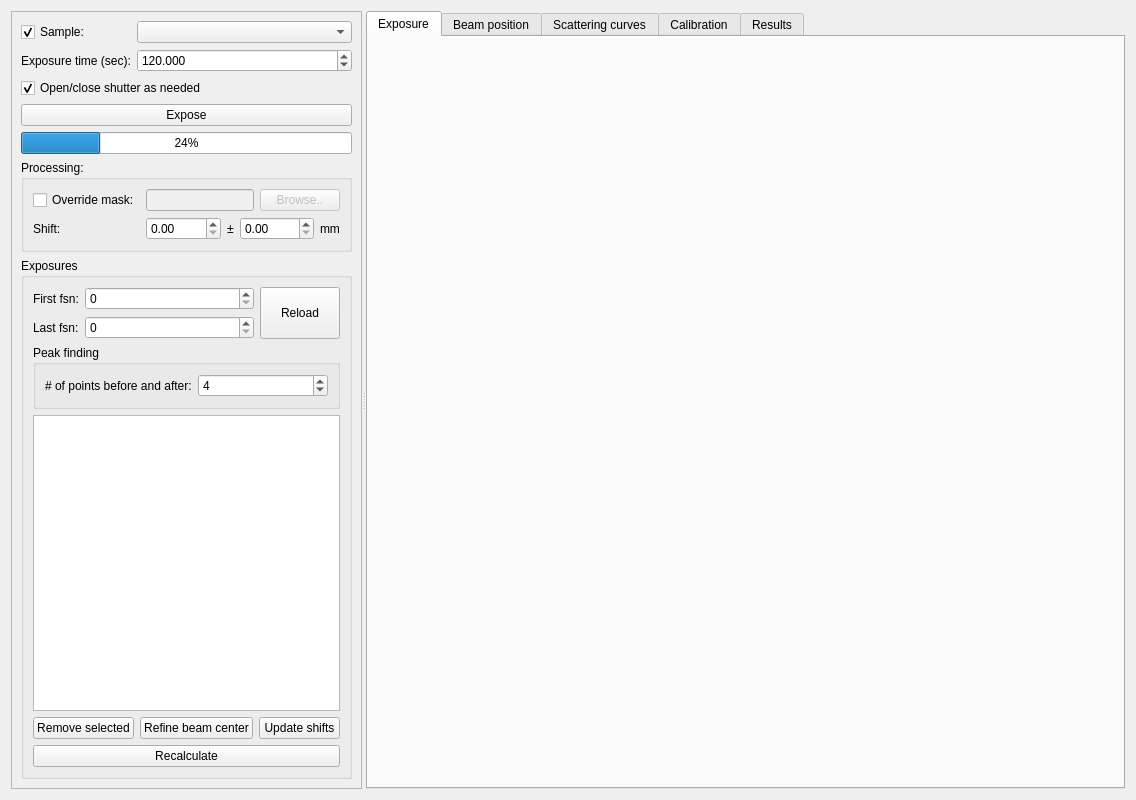
Qt form cct/qtgui/measurement/qcalibration/qcalibration.ui (awacha/cct) before a commit.
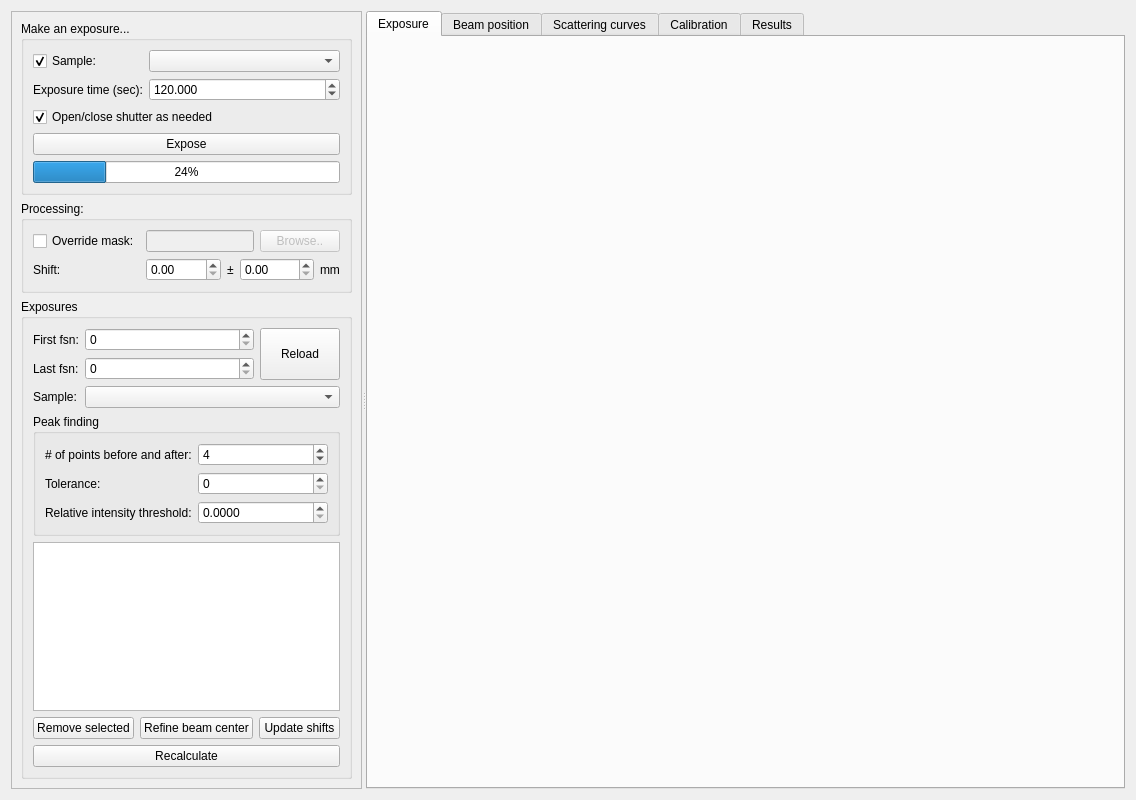
The same form after that commit.

Commit message: Improvements in the q calibration tool

```diff
--- a/cct/qtgui/measurement/qcalibration/qcalibration.ui
+++ b/cct/qtgui/measurement/qcalibration/qcalibration.ui
@@ -27,63 +27,7 @@
        <enum>QFrame::Raised</enum>
       </property>
       <layout class="QGridLayout" name="gridLayout_3">
-       <item row="0" column="1">
-        <widget class="QComboBox" name="sampleComboBox">
-         <property name="sizePolicy">
-          <sizepolicy hsizetype="Preferred" vsizetype="Fixed">
-           <horstretch>1</horstretch>
-           <verstretch>0</verstretch>
-          </sizepolicy>
-         </property>
-        </widget>
-       </item>
-       <item row="1" column="1">
-        <widget class="QDoubleSpinBox" name="exposureTimeDoubleSpinBox">
-         <property name="sizePolicy">
-          <sizepolicy hsizetype="Minimum" vsizetype="Fixed">
-           <horstretch>1</horstretch>
-           <verstretch>0</verstretch>
-          </sizepolicy>
-         </property>
-         <property name="decimals">
-          <number>3</number>
-         </property>
-         <property name="minimum">
-          <double>0.003000000000000</double>
-         </property>
-         <property name="maximum">
-          <double>100000.000000000000000</double>
-         </property>
-         <property name="value">
-          <double>120.000000000000000</double>
-         </property>
-        </widget>
-       </item>
-       <item row="4" column="0" colspan="2">
-        <widget class="QPushButton" name="exposePushButton">
-         <property name="text">
-          <string>Expose</string>
-         </property>
-        </widget>
-       </item>
-       <item row="1" column="0">
-        <widget class="QLabel" name="label_8">
-         <property name="text">
-          <string>Exposure time (sec):</string>
-         </property>
-        </widget>
-       </item>
-       <item row="0" column="0">
-        <widget class="QCheckBox" name="sampleCheckBox">
-         <property name="text">
-          <string>Sample:</string>
-         </property>
-         <property name="checked">
-          <bool>true</bool>
-         </property>
-        </widget>
-       </item>
-       <item row="7" column="0" colspan="2">
+       <item row="8" column="0" colspan="2">
         <widget class="QGroupBox" name="exposuresGroupBox">
          <property name="sizePolicy">
           <sizepolicy hsizetype="Preferred" vsizetype="Preferred">
@@ -96,44 +40,23 @@
          </property>
          <layout class="QGridLayout" name="gridLayout_2">
           <item row="7" column="0" colspan="3">
-           <layout class="QHBoxLayout" name="horizontalLayout_3">
-            <item>
-             <widget class="QPushButton" name="removeSelectedExposurePushButton">
-              <property name="text">
-               <string>Remove selected</string>
-              </property>
-             </widget>
-            </item>
-            <item>
-             <widget class="QPushButton" name="refineBeamCenterPushButton">
-              <property name="text">
-               <string>Refine beam center</string>
-              </property>
-             </widget>
-            </item>
-            <item>
-             <widget class="QPushButton" name="updateShiftsPushButton">
-              <property name="text">
-               <string>Update shifts</string>
-              </property>
-             </widget>
-            </item>
-           </layout>
+           <widget class="QPushButton" name="updateMeasurementsPushButton">
+            <property name="text">
+             <string>Recalculate</string>
+            </property>
+           </widget>
           </item>
-          <item row="0" column="2" rowspan="2">
-           <widget class="QPushButton" name="reloadExposuresPushButton">
+          <item row="5" column="0" colspan="3">
+           <widget class="QTreeView" name="exposuresTreeView">
             <property name="sizePolicy">
-             <sizepolicy hsizetype="Minimum" vsizetype="Minimum">
+             <sizepolicy hsizetype="Expanding" vsizetype="Expanding">
               <horstretch>0</horstretch>
-              <verstretch>0</verstretch>
+              <verstretch>1</verstretch>
              </sizepolicy>
             </property>
-            <property name="text">
-             <string>Reload</string>
-            </property>
            </widget>
           </item>
-          <item row="4" column="0" colspan="3">
+          <item row="3" column="0" colspan="3">
            <widget class="QGroupBox" name="groupBox">
             <property name="title">
              <string>Peak finding</string>
@@ -156,9 +79,68 @@
                </property>
               </widget>
              </item>
+             <item row="2" column="0">
+              <widget class="QLabel" name="label_14">
+               <property name="text">
+                <string>Relative intensity threshold:</string>
+               </property>
+              </widget>
+             </item>
+             <item row="2" column="1">
+              <widget class="QDoubleSpinBox" name="peakFindThresholdDoubleSpinBox">
+               <property name="decimals">
+                <number>4</number>
+               </property>
+               <property name="maximum">
+                <double>1.000000000000000</double>
+               </property>
+              </widget>
+             </item>
+             <item row="1" column="0">
+              <widget class="QLabel" name="label_15">
+               <property name="text">
+                <string>Tolerance:</string>
+               </property>
+              </widget>
+             </item>
+             <item row="1" column="1">
+              <widget class="QSpinBox" name="toleranceSpinBox"/>
+             </item>
             </layout>
            </widget>
           </item>
+          <item row="1" column="0">
+           <widget class="QLabel" name="label_3">
+            <property name="text">
+             <string>Last fsn:</string>
+            </property>
+           </widget>
+          </item>
+          <item row="6" column="0" colspan="3">
+           <layout class="QHBoxLayout" name="horizontalLayout_3">
+            <item>
+             <widget class="QPushButton" name="removeSelectedExposurePushButton">
+              <property name="text">
+               <string>Remove selected</string>
+              </property>
+             </widget>
+            </item>
+            <item>
+             <widget class="QPushButton" name="refineBeamCenterPushButton">
+              <property name="text">
+               <string>Refine beam center</string>
+              </property>
+             </widget>
+            </item>
+            <item>
+             <widget class="QPushButton" name="updateShiftsPushButton">
+              <property name="text">
+               <string>Update shifts</string>
+              </property>
+             </widget>
+            </item>
+           </layout>
+          </item>
           <item row="0" column="0">
            <widget class="QLabel" name="label_2">
             <property name="text">
@@ -179,13 +161,6 @@
             </property>
            </widget>
           </item>
-          <item row="1" column="0">
-           <widget class="QLabel" name="label_3">
-            <property name="text">
-             <string>Last fsn:</string>
-            </property>
-           </widget>
-          </item>
           <item row="1" column="1">
            <widget class="QSpinBox" name="lastFSNSpinBox">
             <property name="sizePolicy">
@@ -199,44 +174,37 @@
             </property>
            </widget>
           </item>
-          <item row="6" column="0" colspan="3">
-           <widget class="QTreeView" name="exposuresTreeView">
+          <item row="0" column="2" rowspan="2">
+           <widget class="QPushButton" name="reloadExposuresPushButton">
             <property name="sizePolicy">
-             <sizepolicy hsizetype="Expanding" vsizetype="Expanding">
+             <sizepolicy hsizetype="Minimum" vsizetype="Minimum">
               <horstretch>0</horstretch>
-              <verstretch>1</verstretch>
+              <verstretch>0</verstretch>
              </sizepolicy>
             </property>
+            <property name="text">
+             <string>Reload</string>
+            </property>
            </widget>
           </item>
-          <item row="8" column="0" colspan="3">
-           <widget class="QPushButton" name="updateMeasurementsPushButton">
+          <item row="2" column="1" colspan="2">
+           <widget class="QComboBox" name="filterSampleComboBox">
+            <property name="enabled">
+             <bool>true</bool>
+            </property>
+           </widget>
+          </item>
+          <item row="2" column="0">
+           <widget class="QLabel" name="label_13">
             <property name="text">
-             <string>Recalculate</string>
+             <string>Sample:</string>
             </property>
            </widget>
           </item>
          </layout>
         </widget>
        </item>
-       <item row="3" column="0" colspan="2">
-        <widget class="QCheckBox" name="autoShutterCheckBox">
-         <property name="text">
-          <string>Open/close shutter as needed</string>
-         </property>
-         <property name="checked">
-          <bool>true</bool>
-         </property>
-        </widget>
-       </item>
-       <item row="5" column="0" colspan="2">
-        <widget class="QProgressBar" name="progressBar">
-         <property name="value">
-          <number>24</number>
-         </property>
-        </widget>
-       </item>
-       <item row="6" column="0" colspan="2">
+       <item row="7" column="0" colspan="2">
         <widget class="QGroupBox" name="groupBox_4">
          <property name="title">
           <string>Processing:</string>
@@ -327,6 +295,88 @@
          </layout>
         </widget>
        </item>
+       <item row="0" column="0" colspan="2">
+        <widget class="QGroupBox" name="groupBox_5">
+         <property name="title">
+          <string>Make an exposure...</string>
+         </property>
+         <layout class="QGridLayout" name="gridLayout_6">
+          <item row="0" column="0">
+           <widget class="QCheckBox" name="sampleCheckBox">
+            <property name="text">
+             <string>Sample:</string>
+            </property>
+            <property name="checked">
+             <bool>true</bool>
+            </property>
+           </widget>
+          </item>
+          <item row="3" column="0" colspan="2">
+           <widget class="QPushButton" name="exposePushButton">
+            <property name="text">
+             <string>Expose</string>
+            </property>
+           </widget>
+          </item>
+          <item row="2" column="0" colspan="2">
+           <widget class="QCheckBox" name="autoShutterCheckBox">
+            <property name="text">
+             <string>Open/close shutter as needed</string>
+            </property>
+            <property name="checked">
+             <bool>true</bool>
+            </property>
+           </widget>
+          </item>
+          <item row="0" column="1">
+           <widget class="QComboBox" name="sampleComboBox">
+            <property name="sizePolicy">
+             <sizepolicy hsizetype="Preferred" vsizetype="Fixed">
+              <horstretch>1</horstretch>
+              <verstretch>0</verstretch>
+             </sizepolicy>
+            </property>
+           </widget>
+          </item>
+          <item row="1" column="0">
+           <widget class="QLabel" name="label_8">
+            <property name="text">
+             <string>Exposure time (sec):</string>
+            </property>
+           </widget>
+          </item>
+          <item row="1" column="1">
+           <widget class="QDoubleSpinBox" name="exposureTimeDoubleSpinBox">
+            <property name="sizePolicy">
+             <sizepolicy hsizetype="Minimum" vsizetype="Fixed">
+              <horstretch>1</horstretch>
+              <verstretch>0</verstretch>
+             </sizepolicy>
+            </property>
+            <property name="decimals">
+             <number>3</number>
+            </property>
+            <property name="minimum">
+             <double>0.003000000000000</double>
+            </property>
+            <property name="maximum">
+             <double>100000.000000000000000</double>
+            </property>
+            <property name="value">
+             <double>120.000000000000000</double>
+            </property>
+           </widget>
+          </item>
+          <item row="4" column="0" colspan="2">
+           <widget class="QProgressBar" name="progressBar">
+            <property name="value">
+             <number>24</number>
+            </property>
+           </widget>
+          </item>
+         </layout>
+        </widget>
+       </item>
       </layout>
      </widget>
      <widget class="QTabWidget" name="tabWidget">
```
Left out of the diff: 5 changed lines with no effect on the pictures. The commit also changes 2 other files.
